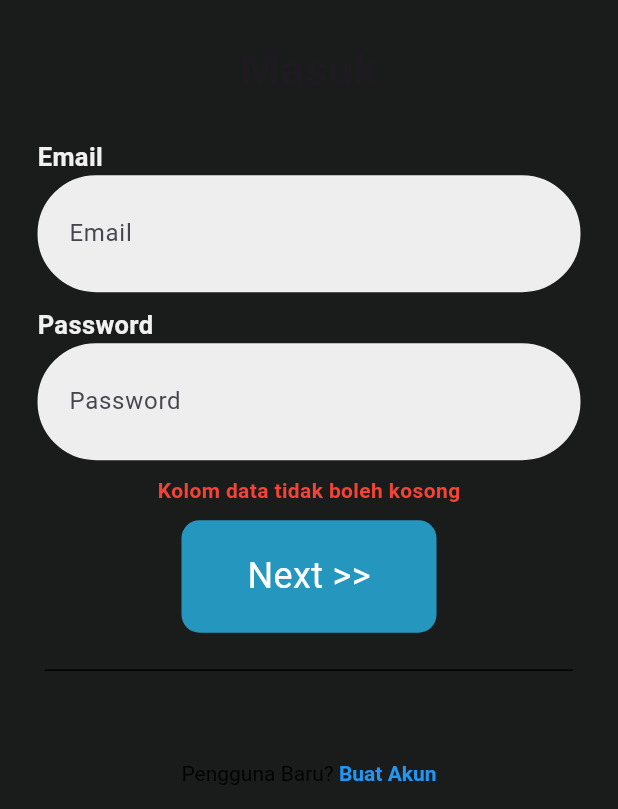
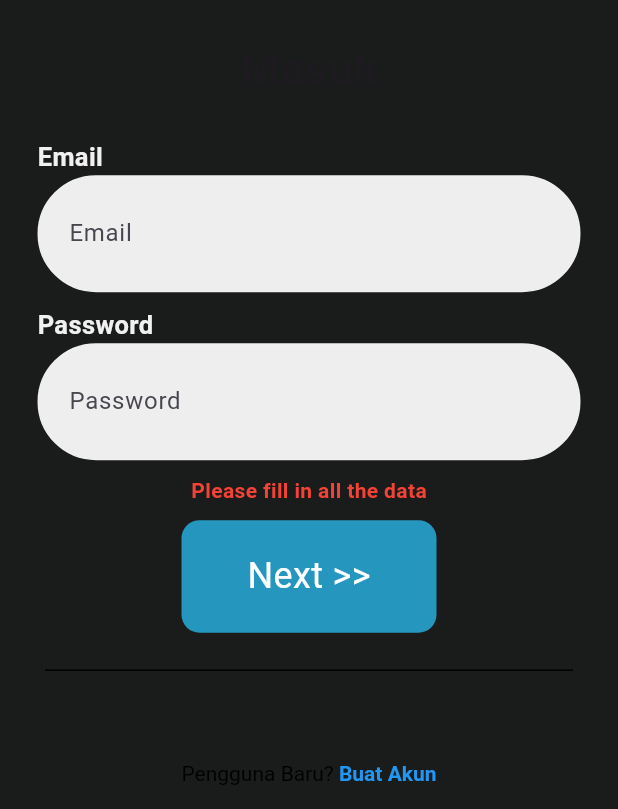
Before and after one commit to AnandaReva/Green-Ranger, a Flutter app: the LoginPage screen opened by its route, scrolled down 152 dp, after a tap on "Next >>", on a phone screen of 412 x 824 dp, the part 427-1236 px from its top. Run offline on Flutter 3.47's test engine with Material 3 defaults, Android fonts, the phone set to English and light mode, and no system bars; our stand-ins replace infinite_scroll_pagination, shared_preferences; missing offline and left inert: flutter_sliding_up_panel, mongo_dart; accounts and stored records are empty; Roboto replaces fonts that are missing (Poppins-Bold).

Commit message:
login db

```diff
--- a/lib/components/infiniteScrollPagination/availableQuestList.dart
+++ b/lib/components/infiniteScrollPagination/availableQuestList.dart
@@ -57,7 +57,7 @@ class _AvailableQuestListState extends State<AvailableQuestList> {
         builderDelegate: PagedChildBuilderDelegate<QuestSummary>(
           itemBuilder: (context, item, index) => QuestListItem(
             quest: item,
-            color: questColors[index % questColors.length],
+            colorPattern: questColors[index % questColors.length],
           ),
         ),
       ),
@@ -67,12 +67,12 @@ class _AvailableQuestListState extends State<AvailableQuestList> {
 
 class QuestListItem extends StatelessWidget {
   final QuestSummary quest;
-  final Color color;
+  final Color colorPattern;
 
   const QuestListItem({
     Key? key,
     required this.quest,
-    required this.color,
+    required this.colorPattern,
   }) : super(key: key);
 
   @override
@@ -99,18 +99,18 @@ class QuestListItem extends StatelessWidget {
               content: Text(
                 'Quest ${quest.questName} Selected',
                 style: TextStyle(
-                    color:
-                        GlobalVar.mainColor), // Menyesuaikan warna teks sesuai dengan warna card
+                    color: GlobalVar
+                        .mainColor), // Menyesuaikan warna teks sesuai dengan warna card
               ),
               duration: Duration(seconds: 1), // Durasi notifikasi
-              backgroundColor:
-                  GlobalVar.baseColor // Mengubah warna latar belakang menjadi putih
+              backgroundColor: GlobalVar
+                  .baseColor // Mengubah warna latar belakang menjadi putih
               ),
         );
       },
       child: Card(
         margin: EdgeInsets.all(8),
-        color: color,
+        color: colorPattern,
         child: Padding(
           padding: const EdgeInsets.all(8.0),
           child: Row(
@@ -178,7 +178,7 @@ class QuestListItem extends StatelessWidget {
                             'Lvl ${quest.levelRequirements}',
                             style: TextStyle(
                               fontSize: 10,
-                              color: color,
+                              color: colorPattern,
                               fontWeight: FontWeight.w400,
                             ),
                           ),
@@ -195,7 +195,7 @@ class QuestListItem extends StatelessWidget {
                             '${quest.duration} days',
                             style: TextStyle(
                               fontSize: 10,
-                              color: color,
+                              color: colorPattern,
                               fontWeight: FontWeight.w400,
                             ),
                           ),
@@ -211,7 +211,7 @@ class QuestListItem extends StatelessWidget {
                             '${quest.totalRangers} Peoples',
                             style: TextStyle(
                               fontSize: 10,
-                              color: color,
+                              color: colorPattern,
                               fontWeight: FontWeight.w400,
                             ),
                           ),
@@ -247,6 +247,9 @@ class QuestSummary {
   final String address;
   final String objectId;
   final String date;
+  final List<String> categories;
+  final String status;
+  final List<String> rangers;
 
   QuestSummary({
     required this.questName,
@@ -260,5 +263,8 @@ class QuestSummary {
     required this.address,
     required this.objectId,
     required this.date,
+    required this.categories,
+    required this.status,
+    required this.rangers,
   });
 }
--- a/lib/globalVar.dart
+++ b/lib/globalVar.dart
@@ -1,3 +1,4 @@
+import 'package:flutter/foundation.dart';
 import 'package:flutter/material.dart';
 import 'package:green_ranger/components/infiniteScrollPagination/UserMarkedQuestList%20.dart';
 import 'package:green_ranger/components/infiniteScrollPagination/availableQuestList.dart';
@@ -11,15 +12,16 @@ class GlobalVar extends ChangeNotifier {
   static const baseColor = Color.fromRGBO(240, 240, 240, 1.0);
 
   bool _isPanelOpened = false;
+  // dont delete
+  // Map<String, dynamic> _userLoginData = {
+  //   'objectId': '507f1f77bcf86cd799439011',
+  //   'profile_image': 'assets/images/logo.png',
+  //   'username': 'admin',
+  //   'exp': '2450',
+  //   'wallet_value': '750000',
+  // };
 
-  Map<String, dynamic> _userLoginData = {
-    'objectId': '507f1f77bcf86cd799439011',
-    'profile_image': 'assets/images/logo.png',
-    'username': 'admin',
-    'level': 'Mythrill',
-    'exp': '2000',
-    'wallet_value': '750000',
-  };
+  var _userLoginData;
 
   Map<String, dynamic> _newQuestData = {
     'questName': '',
@@ -32,6 +34,7 @@ class GlobalVar extends ChangeNotifier {
     'levelRequirements': '',
     'description': '',
     'date': '',
+    'categories': [],
   };
 
   Map<String, dynamic> _questDataSelected = {};
@@ -57,7 +60,13 @@ class GlobalVar extends ChangeNotifier {
         ],
         address: 'Jalan Swadarma Raya Kampung Baru IV No. 1. Jakarta - 12250',
         date: '2024-06-14T12:00:00Z',
-    ),
+        categories: ['Trash Collection'],
+        status: 'in_progress',
+        rangers: [
+          '666d9eaac4192284f5974377',
+          '666d9eaac4192284f5974378',
+          '666d9eaac4192284f5974379'
+        ]),
     QuestSummary(
         objectId: '507f1f77bcffrcd799439424',
         questName: 'Recycle Oil and Biodiesel',
@@ -71,7 +80,9 @@ class GlobalVar extends ChangeNotifier {
         taskList: ['Collecting Oil Barrels', 'Sorting Biodiesel Waste'],
         address: 'Jl Kemana Saja Sukanasi Jakarta',
         date: '2024-06-15T14:00:00Z',
-    ),
+        categories: ['Trash Collection'],
+        status: 'completed',
+        rangers: ['666d9eaac4192284f5974379', '666d9eaac4192284f597437a']),
     QuestSummary(
         objectId: '507fdgfdg77bcf86cd799439011',
         questName: 'Clean Up Beach Pollution',
@@ -85,7 +96,9 @@ class GlobalVar extends ChangeNotifier {
         taskList: ['Organizing volunteers', 'Collecting plastic waste'],
         address: 'Ocean Drive, Beach City',
         date: '2024-06-16T10:30:00Z',
-    ),
+        categories: ['Trash Collection', 'Nature Conservative'],
+        status: 'pending',
+        rangers: []),
     QuestSummary(
         objectId: '507f1f77bcf86cd799433rwe11',
         questName: 'Plant Trees in Urban Areas',
@@ -99,7 +112,13 @@ class GlobalVar extends ChangeNotifier {
         taskList: ['Preparation of saplings', 'Planting in designated areas'],
         address: 'City Parks and Recreation Center',
         date: '2024-06-17T08:00:00Z',
-    ),
+        categories: ['Nature Conservative'],
+        status: 'in_progress',
+        rangers: [
+          '666d9eaac4192284f5974378',
+          '666d9eaac4192284f5974379',
+          '666d9eaac4192284f597437b'
+        ]),
     QuestSummary(
         objectId: '50fsfs1f77bcf86cd799439011',
         questName: 'Restore River Ecosystem',
@@ -113,11 +132,12 @@ class GlobalVar extends ChangeNotifier {
         taskList: ['Monitoring water quality', 'Restocking fish population'],
         address: 'Riverside Drive, Riverside City',
         date: '2024-06-18T15:45:00Z',
-    ),
+        categories: ['Nature Conservative', 'Pollution Control'],
+        status: 'pending',
+        rangers: [])
   ];
 
-
-   final List<MarkedQuestSummary> _UserMarkedQuest= [
+  final List<MarkedQuestSummary> _UserMarkedQuest = [
     MarkedQuestSummary(
         objectId: '507f1f77bcf86cd799439011',
         questName: 'Find Sample Cosmetics Trash',
@@ -136,9 +156,7 @@ class GlobalVar extends ChangeNotifier {
         ],
         address: 'Jalan Swadarma Raya Kampung Baru IV No. 1. Jakarta - 12250',
         date: '2024-06-14T12:00:00Z',
-    ),
-
-
+        categories: ['Trash Collection']),
     MarkedQuestSummary(
         objectId: '507f1f77bcf86cd799433rwe11',
         questName: 'Plant Trees in Urban Areas',
@@ -152,7 +170,7 @@ class GlobalVar extends ChangeNotifier {
         taskList: ['Preparation of saplings', 'Planting in designated areas'],
         address: 'City Parks and Recreation Center',
         date: '2024-06-17T08:00:00Z',
-    ),
+        categories: ['Nature Conservative']),
   ];
 
   // Simulated asynchronous fetch of quest data
@@ -172,7 +190,8 @@ class GlobalVar extends ChangeNotifier {
             : _currentQuestData.length);
   }
 
-  Future<List<MarkedQuestSummary>> getmarkedQuests(int pageKey, int pageSize) async {
+  Future<List<MarkedQuestSummary>> getmarkedQuests(
+      int pageKey, int pageSize) async {
     await Future.delayed(
         Duration(milliseconds: 500)); // Simulating network delay
 
@@ -198,21 +217,25 @@ class GlobalVar extends ChangeNotifier {
     _selectedIndex = value;
     notifyListeners();
   }
+  // dont delete
+  // Map<String, dynamic> get userLoginData => _userLoginData;
 
-  Map<String, dynamic> get userLoginData => _userLoginData;
+  dynamic get userLoginData => _userLoginData;
 
   Map<String, dynamic> get questDataSelected => _questDataSelected;
-
-
-
 
   bool get isPanelOpened => _isPanelOpened;
   bool get isLogin => _isLogin;
   bool get isLoading => _isLoading;
 
-  set userLoginData(Map<String, dynamic> value) {
+  // dont delete
+  // set userLoginData(Map<String, dynamic> value) {
+  //   _userLoginData = value;
+  //   notifyListeners();
+  // }
+
+  set userLoginData(dynamic value) {
     _userLoginData = value;
-    notifyListeners();
   }
 
   set questDataSelected(Map<String, dynamic> value) {
--- a/lib/main.dart
+++ b/lib/main.dart
@@ -24,7 +24,7 @@ Future<void> main() async {
 
 String getInitialRoute(bool hasLoggedInOnce) {
   if (hasLoggedInOnce) {
-    return 'homeScreen';
+    return 'loginPage';
   } else {
     return 'onboardScreen';
   }
--- a/lib/pages/login_register_page.dart
+++ b/lib/pages/login_register_page.dart
@@ -5,6 +5,7 @@ import 'package:green_ranger/globalVar.dart';
 import 'package:green_ranger/main.dart';
 import 'package:flutter/material.dart';
 import 'package:flutter/services.dart';
+import 'package:green_ranger/mongoDB/authMongodb.dart';
 import 'package:shared_preferences/shared_preferences.dart';
 
 bool loginForm = true; // Inisialisasi di luar blok if
@@ -38,14 +39,48 @@ class LoginPageState extends State<LoginPage> {
     try {
       if (_controllerEmail.text.isEmpty || _controllerPassword.text.isEmpty) {
         setState(() {
-          errorMessage = 'Kolom data tidak boleh kosong';
+          errorMessage = 'Please fill in all the data';
+        });
+
+        return;
+      }
+
+      //  if (_controllerPassword.text.length < 8) {
+      //   setState(() {
+      //     errorMessage = 'Panjang kata sandi minimal 8';
+      //   });
+      //   return;
+      // }
+
+      // // Dummy validation dont delete
+      // if (_controllerEmail.text == 'admin@gmail.com' &&
+      //     _controllerPassword.text == 'admin123') {
+      //   final SharedPreferences prefs = await SharedPreferences.getInstance();
+      //   await prefs.setBool("hasLoggedInOnce", true);
+
+      //   Navigator.pushAndRemoveUntil(
+      //     context,
+      //     MaterialPageRoute(builder: (context) => MainPage()),
+      //     (route) => false,
+      //   );
+      // } else {
+      //   setState(() {
+      //     errorMessage = 'Email atau password salah';
+      //   });
+      // }
+
+      bool loginSuccess = await AuthMongodb.findUserDataMongodb(
+          _controllerEmail.text, _controllerPassword.text);
+
+      // Cek apakahdata berhasil ditemukan
+      if (!loginSuccess) {
+        // Jika gagal login, set pesan error
+        setState(() {
+          errorMessage = 'Invalid email or password.';
         });
         return;
       }
 
-      // Dummy validation
-      if (_controllerEmail.text == 'admin@gmail.com' &&
-          _controllerPassword.text == 'admin123') {
       final SharedPreferences prefs = await SharedPreferences.getInstance();
       await prefs.setBool("hasLoggedInOnce", true);
 
@@ -54,11 +89,12 @@ class LoginPageState extends State<LoginPage> {
         MaterialPageRoute(builder: (context) => MainPage()),
         (route) => false,
       );
-      } else {
+
+      // Jika berhasil login, kosongkan pesan error
+
       setState(() {
-          errorMessage = 'Email atau password salah';
+        errorMessage = '';
       });
-      }
     } catch (e) {
       setState(() {
         errorMessage = 'Terjadi kesalahan: $e';
--- a/pubspec.yaml
+++ b/pubspec.yaml
@@ -40,6 +40,8 @@ dependencies:
   intl: ^0.19.0
   infinite_scroll_pagination: ^4.0.0
   flutter_sliding_up_panel: ^2.1.1
+  mongo_dart: ^0.10.3
+
 
 dev_dependencies:
   flutter_test:
```
Also changed, not shown: lib/components/infiniteScrollPagination/UserMarkedQuestList .dart (+9 -7 lines), lib/components/questDetailSlidePanel.dart (+6 -8 lines), lib/mongoDB/authMongodb.dart (added, +50 -0 lines), lib/mongoDB/conn.dart (added, +71 -0 lines), lib/pages/homePage.dart (+30 -4 lines), pubspec.lock. Lines whose indentation alone changed are shown as unchanged.
